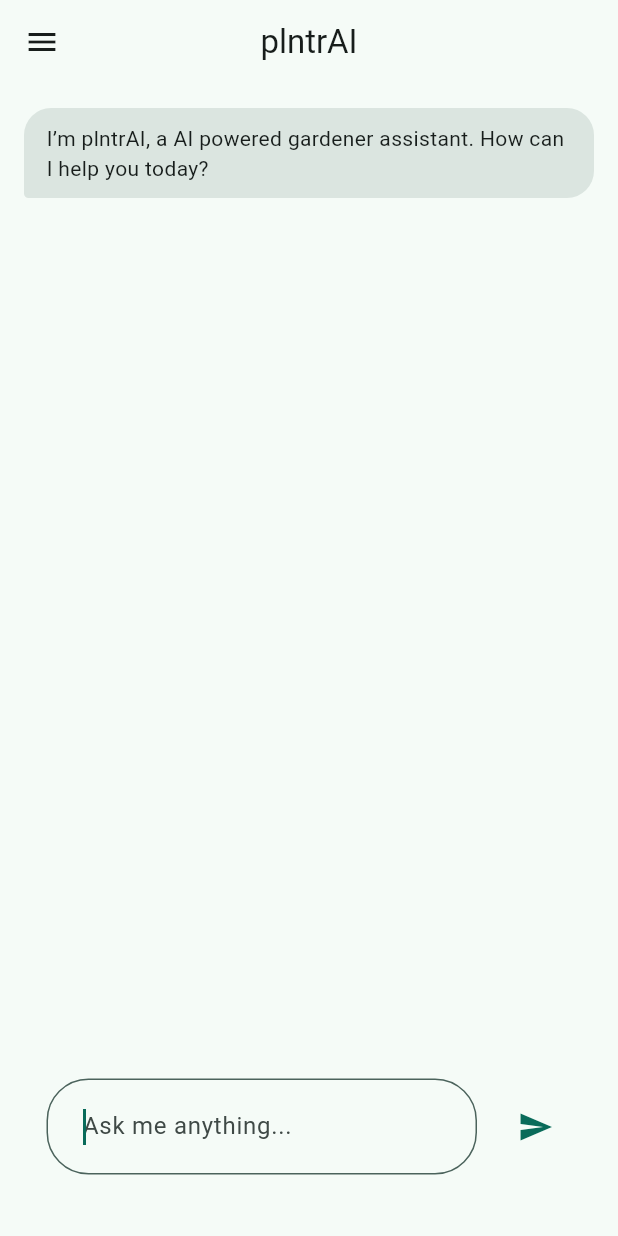
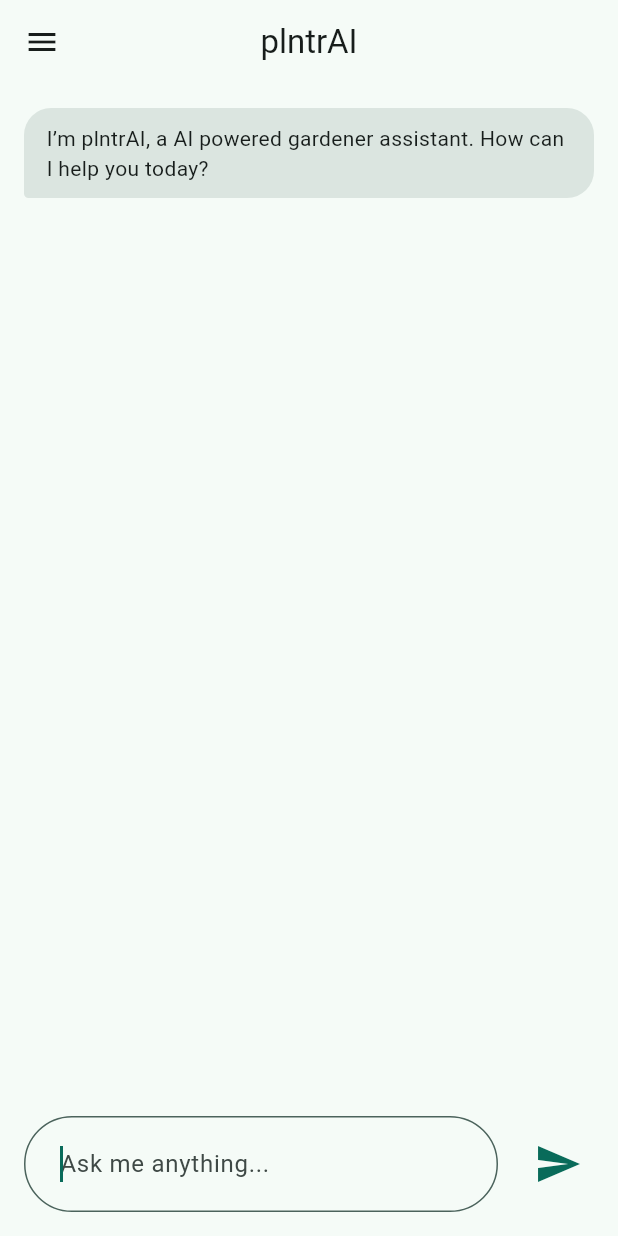
Before and after one commit to plntrAI/plntrAI, a Flutter app: the screen it shows after launch, on a phone screen of 412 x 824 dp. Run offline on Flutter 3.47's test engine with Material 3 defaults, Android fonts, the phone set to English and light mode, and no system bars; drawn by our look-alikes of flutter_markdown; our stand-ins replace google_generative_ai.

Commit message:
Update padding

```diff
--- a/lib/widgets/chat.dart
+++ b/lib/widgets/chat.dart
@@ -92,40 +92,43 @@ class _ChatWidgetState extends State<ChatWidget> {
               itemCount: history.length - 1,
             ),
           ),
-          Padding(
-            padding: const EdgeInsets.symmetric(
-              vertical: 25,
-              horizontal: 15,
-            ),
-            child: Row(
+          Row(
             children: [
               Expanded(
+                child: Padding(
+                  padding: const EdgeInsets.only(top: 16),
                   child: TextField(
                     autofocus: true,
                     focusNode: _textFieldFocus,
-                    decoration:
-                        textFieldDecoration(context, 'Ask me anything...'),
+                    decoration: textFieldDecoration(context, 'Ask me anything...'),
                     controller: _textController,
                     onSubmitted: (String value) {
                       _sendChatMessage(value);
                     },
                   ),
                 ),
-                const SizedBox.square(dimension: 15),
+              ),
+              const SizedBox.square(dimension: 16),
               if (!_loading)
-                  IconButton(
+                Padding(
+                  padding: const EdgeInsets.only(top: 16),
+                  child: Container(
+                    alignment: Alignment.center,
+                    child: IconButton(
                       onPressed: () async {
                         _sendChatMessage(_textController.text);
                       },
                       icon: Icon(
                         Icons.send,
                         color: Theme.of(context).colorScheme.primary,
+                        size: 32, // Make sure this matches your square size
+                      ),
+                    ),
                   ),
                 )
               else
                 const CircularProgressIndicator(),
             ],
-            ),
           ),
         ],
       ),
@@ -195,12 +198,12 @@ InputDecoration textFieldDecoration(BuildContext context, String hintText) =>
       hintText: hintText,
       border: const OutlineInputBorder(
         borderRadius: BorderRadius.all(
-          Radius.circular(28),
+          Radius.circular(40),
         ),
       ),
       focusedBorder: OutlineInputBorder(
         borderRadius: const BorderRadius.all(
-          Radius.circular(28),
+          Radius.circular(40),
         ),
         borderSide: BorderSide(
           color: Theme.of(context).colorScheme.secondary,
```
Lines whose indentation alone changed are shown as unchanged.
